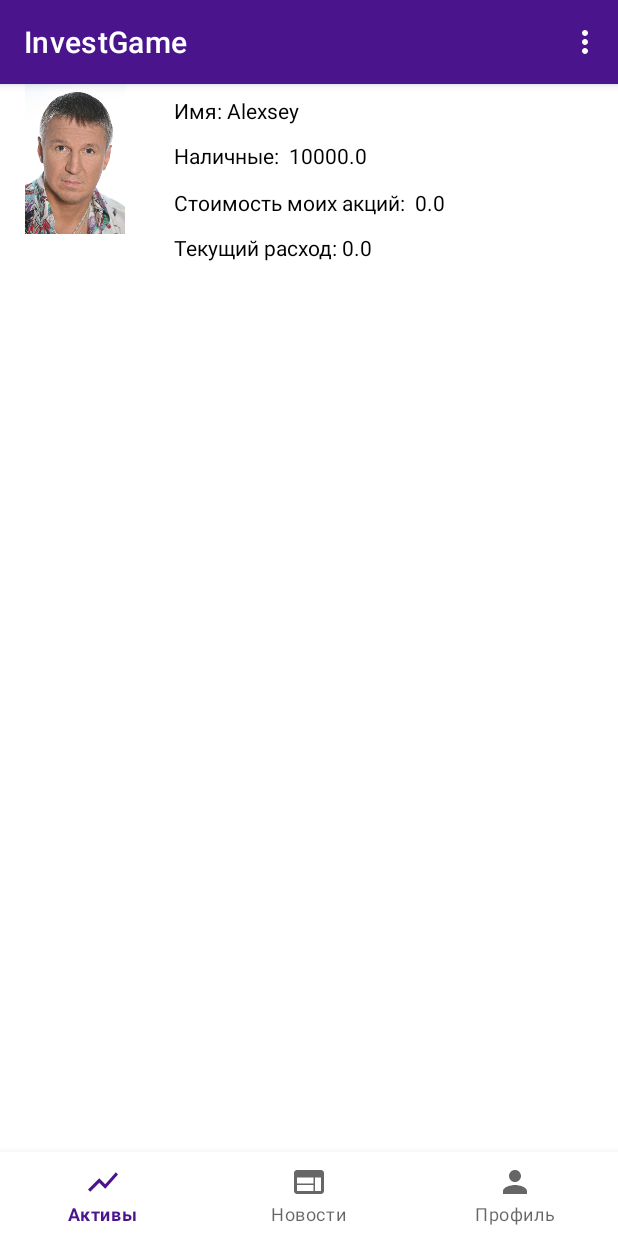
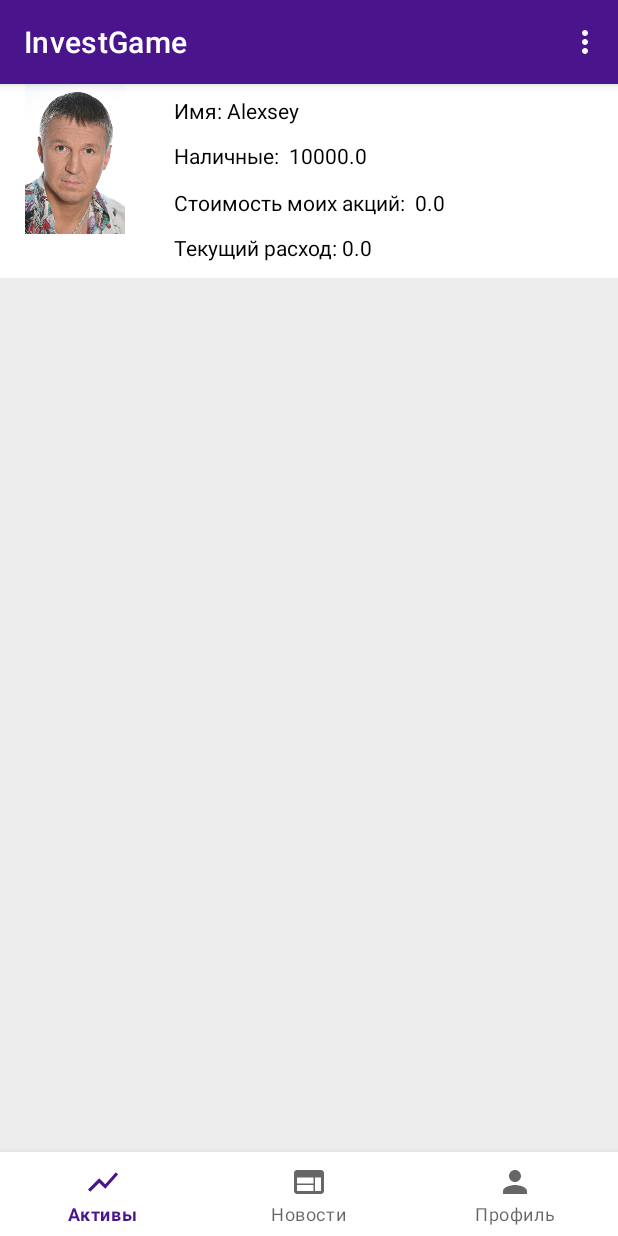
Before and after one commit to chernikov-fedya/investor-game, an Android app: the screen it shows after launch (MainActivity), on a phone screen of 412 x 824 dp. Run offline under Robolectric (Android 15) with nearby library versions, the phone set to English and light mode, and no system bars; libraries missing offline, so code that uses them is left out: com.jjoe64.graphview.

Commit message:
fix discr view

```diff
--- a/app/src/main/java/com/castprogramm/investgame/MainActivity.kt
+++ b/app/src/main/java/com/castprogramm/investgame/MainActivity.kt
@@ -72,6 +72,7 @@ class MainActivity : AppCompatActivity() {
             testing.objectsToUpdate.plusAssign(Stoks.allStoks)
 
         //testing.objectsToUpdate.add(ss)
+
             handler.post(testing)
         StockAdapter.fragmentManager = supportFragmentManager
         BrokerAdapter.fragmentManager = supportFragmentManager
--- a/app/src/main/res/layout/activity_main.xml
+++ b/app/src/main/res/layout/activity_main.xml
@@ -1,5 +1,5 @@
 <?xml version="1.0" encoding="utf-8"?>
-<com.google.android.material.circularreveal.coordinatorlayout.CircularRevealCoordinatorLayout
+<androidx.constraintlayout.widget.ConstraintLayout
     xmlns:android="http://schemas.android.com/apk/res/android"
     xmlns:app="http://schemas.android.com/apk/res-auto"
     xmlns:tools="http://schemas.android.com/tools"
@@ -8,15 +8,16 @@
     tools:context=".MainActivity">
 
 <FrameLayout
+    app:layout_constraintTop_toTopOf="parent"
     android:layout_width="match_parent"
-    android:layout_height="wrap_content"
+    android:layout_height="0dp"
     android:id="@+id/frame_menu"
-    app:layout_collapseMode="parallax"
-    android:fitsSystemWindows="true"
-    android:paddingBottom="50dp"
+    app:layout_constraintBottom_toTopOf="@id/bnv"
     />
 
-
+<!--    app:layout_collapseMode="parallax"-->
+<!--    android:fitsSystemWindows="true"-->
+<!--    android:paddingBottom="50dp"-->
 <!--    <TextView-->
 <!--        android:layout_width="match_parent"-->
 <!--        android:layout_height="20dp"-->
@@ -49,6 +50,7 @@
 <!--        app:layout_constraintTop_toBottomOf="@id/graph" />-->
 
     <com.google.android.material.bottomnavigation.BottomNavigationView
+       app:layout_constraintBottom_toBottomOf="parent"
         android:id="@+id/bnv"
         android:layout_width="match_parent"
         android:layout_height="wrap_content"
@@ -57,4 +59,4 @@
         app:menu="@menu/navigation_menu"
         />
 
-</com.google.android.material.circularreveal.coordinatorlayout.CircularRevealCoordinatorLayout>
+</androidx.constraintlayout.widget.ConstraintLayout>
--- a/app/src/main/res/layout/fragment_stock.xml
+++ b/app/src/main/res/layout/fragment_stock.xml
@@ -107,7 +107,7 @@
         android:textSize="18sp"
         app:layout_constraintEnd_toEndOf="parent"
         app:layout_constraintStart_toEndOf="@id/imagecountry"
-        app:layout_constraintTop_toBottomOf="@id/sold" />
+        app:layout_constraintTop_toBottomOf="@id/quantity_stock" />
 
     <TextView
         android:id="@+id/textView"
@@ -122,8 +122,6 @@
          Однажды одна маленькая строчка рыбного текста по имени Lorem ipsum решила выйти в большой мир грамматики."
         android:layout_marginEnd="16dp"
         android:layout_marginStart="16dp"
-        app:layout_constraintBottom_toBottomOf="parent"
-        app:layout_constraintEnd_toEndOf="parent"
         app:layout_constraintStart_toStartOf="parent"
         app:layout_constraintTop_toBottomOf="@+id/textView2" />
 </androidx.constraintlayout.widget.ConstraintLayout>
```
